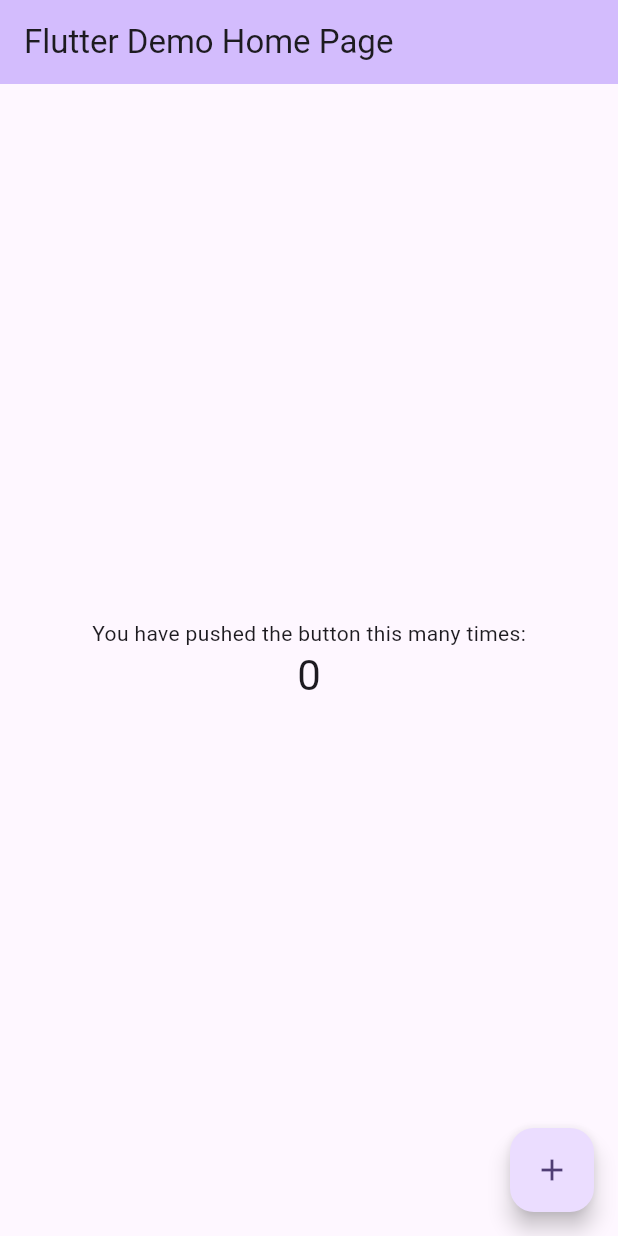
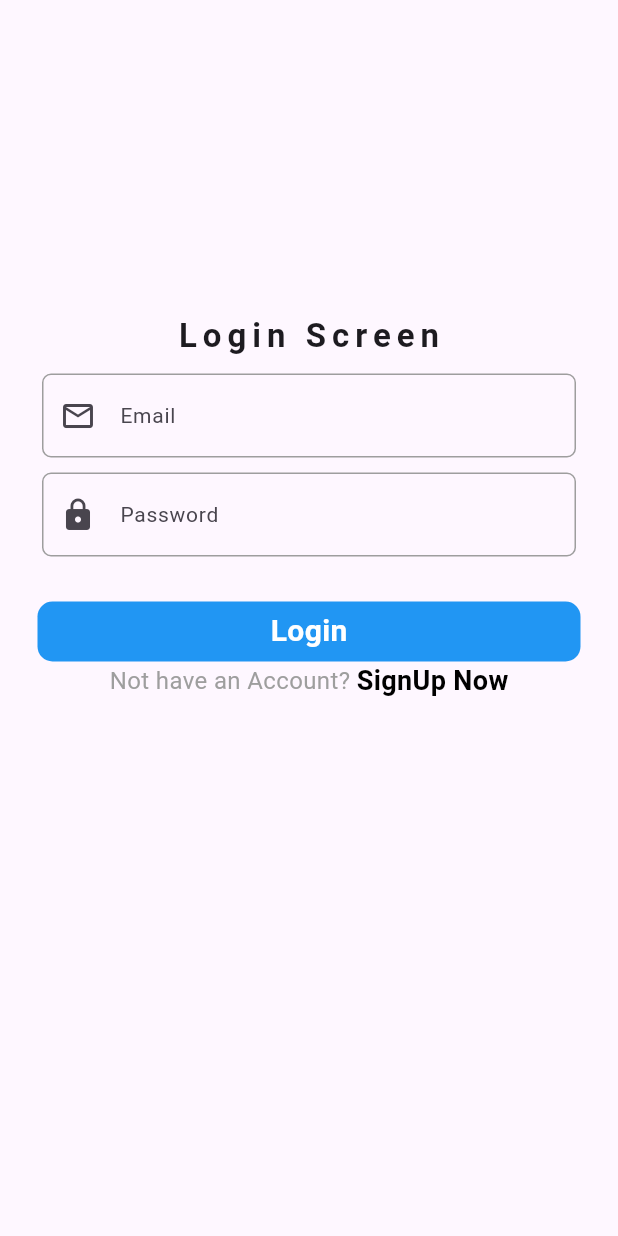
Before and after one commit to allenmasud12/shop-app-, a Flutter app: the screen it shows after launch, on a phone screen of 412 x 824 dp. Run offline on Flutter 3.47's test engine with Material 3 defaults, Android fonts, the phone set to English and light mode, and no system bars; our stand-ins replace get, simple_circular_progress_bar.

```diff
--- a/lib/main.dart
+++ b/lib/main.dart
@@ -1,4 +1,6 @@
 import 'package:flutter/material.dart';
+import 'package:flutter/scheduler.dart';
+import 'package:shop_app/views/screens/auth/login_screen.dart';
 
 void main() {
   runApp(const MyApp());
@@ -7,119 +9,18 @@ void main() {
 class MyApp extends StatelessWidget {
   const MyApp({super.key});
 
-  // This widget is the root of your application.
   @override
   Widget build(BuildContext context) {
+
     return MaterialApp(
-      title: 'Flutter Demo',
+      debugShowCheckedModeBanner: false,
+      title: 'Shop app',
       theme: ThemeData(
-        // This is the theme of your application.
-        //
-        // TRY THIS: Try running your application with "flutter run". You'll see
-        // the application has a purple toolbar. Then, without quitting the app,
-        // try changing the seedColor in the colorScheme below to Colors.green
-        // and then invoke "hot reload" (save your changes or press the "hot
-        // reload" button in a Flutter-supported IDE, or press "r" if you used
-        // the command line to start the app).
-        //
-        // Notice that the counter didn't reset back to zero; the application
-        // state is not lost during the reload. To reset the state, use hot
-        // restart instead.
-        //
-        // This works for code too, not just values: Most code changes can be
-        // tested with just a hot reload.
+
         colorScheme: ColorScheme.fromSeed(seedColor: Colors.deepPurple),
         useMaterial3: true,
       ),
-      home: const MyHomePage(title: 'Flutter Demo Home Page'),
+      home: LoginScreen(),
     );
   }
 }
-
-class MyHomePage extends StatefulWidget {
-  const MyHomePage({super.key, required this.title});
-
-  // This widget is the home page of your application. It is stateful, meaning
-  // that it has a State object (defined below) that contains fields that affect
-  // how it looks.
-
-  // This class is the configuration for the state. It holds the values (in this
-  // case the title) provided by the parent (in this case the App widget) and
-  // used by the build method of the State. Fields in a Widget subclass are
-  // always marked "final".
-
-  final String title;
-
-  @override
-  State<MyHomePage> createState() => _MyHomePageState();
-}
-
-class _MyHomePageState extends State<MyHomePage> {
-  int _counter = 0;
-
-  void _incrementCounter() {
-    setState(() {
-      // This call to setState tells the Flutter framework that something has
-      // changed in this State, which causes it to rerun the build method below
-      // so that the display can reflect the updated values. If we changed
-      // _counter without calling setState(), then the build method would not be
-      // called again, and so nothing would appear to happen.
-      _counter++;
-    });
-  }
-
-  @override
-  Widget build(BuildContext context) {
-    // This method is rerun every time setState is called, for instance as done
-    // by the _incrementCounter method above.
-    //
-    // The Flutter framework has been optimized to make rerunning build methods
-    // fast, so that you can just rebuild anything that needs updating rather
-    // than having to individually change instances of widgets.
-    return Scaffold(
-      appBar: AppBar(
-        // TRY THIS: Try changing the color here to a specific color (to
-        // Colors.amber, perhaps?) and trigger a hot reload to see the AppBar
-        // change color while the other colors stay the same.
-        backgroundColor: Theme.of(context).colorScheme.inversePrimary,
-        // Here we take the value from the MyHomePage object that was created by
-        // the App.build method, and use it to set our appbar title.
-        title: Text(widget.title),
-      ),
-      body: Center(
-        // Center is a layout widget. It takes a single child and positions it
-        // in the middle of the parent.
-        child: Column(
-          // Column is also a layout widget. It takes a list of children and
-          // arranges them vertically. By default, it sizes itself to fit its
-          // children horizontally, and tries to be as tall as its parent.
-          //
-          // Column has various properties to control how it sizes itself and
-          // how it positions its children. Here we use mainAxisAlignment to
-          // center the children vertically; the main axis here is the vertical
-          // axis because Columns are vertical (the cross axis would be
-          // horizontal).
-          //
-          // TRY THIS: Invoke "debug painting" (choose the "Toggle Debug Paint"
-          // action in the IDE, or press "p" in the console), to see the
-          // wireframe for each widget.
-          mainAxisAlignment: MainAxisAlignment.center,
-          children: <Widget>[
-            const Text(
-              'You have pushed the button this many times:',
-            ),
-            Text(
-              '$_counter',
-              style: Theme.of(context).textTheme.headlineMedium,
-            ),
-          ],
-        ),
-      ),
-      floatingActionButton: FloatingActionButton(
-        onPressed: _incrementCounter,
-        tooltip: 'Increment',
-        child: const Icon(Icons.add),
-      ), // This trailing comma makes auto-formatting nicer for build methods.
-    );
-  }
-}
--- /dev/null
+++ b/lib/views/screens/auth/login_screen.dart
@@ -0,0 +1,130 @@
+import 'package:flutter/foundation.dart';
+import 'package:flutter/material.dart';
+import 'package:simple_circular_progress_bar/simple_circular_progress_bar.dart';
+
+import '../../../widgets/input_text.dart';
+
+class LoginScreen extends StatefulWidget {
+  const LoginScreen({super.key});
+
+  @override
+  State<LoginScreen> createState() => _LoginScreenState();
+}
+
+class _LoginScreenState extends State<LoginScreen> {
+TextEditingController emailTextEditingController = TextEditingController();
+TextEditingController passwordEditingController = TextEditingController();
+bool showprogressBar = false;
+
+  @override
+  Widget build(BuildContext context) {
+    return Scaffold(
+      body: SingleChildScrollView(
+        child: Padding(
+          padding: EdgeInsets.all(8.0),
+          child: Center(
+            child: Column(
+              // mainAxisAlignment: MainAxisAlignment.center,
+              children: [
+                const SizedBox(
+                  height: 200,
+                ),
+               const Text(
+                  "Login Screen",
+                  style: TextStyle(
+                    fontWeight: FontWeight.bold,
+                    fontSize: 22.0,
+                    letterSpacing: 4
+                  ),
+                ),
+                const SizedBox(height: 10,),
+                Container(
+                  width: MediaQuery.of(context).size.width,
+                  margin: const EdgeInsets.symmetric(horizontal: 20),
+                  child: InputTextWidget(
+                    textEditingController: emailTextEditingController,
+                    labelString: "Email",
+                    iconData: Icons.email_outlined,
+                    isObscure: false,
+                  ),
+                ),
+                const SizedBox(height: 10,),
+                Container(
+                  width: MediaQuery.of(context).size.width,
+                  margin: const EdgeInsets.symmetric(horizontal: 20),
+                  child: InputTextWidget(
+                    textEditingController: passwordEditingController,
+                    labelString: "Password",
+                    iconData: Icons.lock,
+                    isObscure: true,
+                  ),
+                ),
+                const SizedBox(height: 30,),
+                showprogressBar == false?
+                Column(
+                  children: [
+                    Container(
+                      width: MediaQuery.of(context).size.width - 50,
+                      height: 40,
+                      decoration: BoxDecoration(
+                          color: Colors.blue,
+                          borderRadius: BorderRadius.circular(10)
+                      ),
+                      child: InkWell(
+                        onTap: (){
+                          setState(() {
+                            showprogressBar = true;
+                          });
+                        },
+                        child: const Center(
+                          child: Text(
+                            "Login",
+                            style: TextStyle(
+                                fontSize: 20,
+                                color: Colors.white,
+                                fontWeight: FontWeight.w700
+                            ),
+                          ),
+                        ),
+                      ),
+                    )
+                  ],
+                ):const SimpleCircularProgressBar(
+                  progressColors: [
+                    Colors.green,
+                    Colors.blue,
+                    Colors.red,
+                    Colors.amber,
+                    Colors.blueAccent
+                  ],
+                  backColor: Colors.white30,
+                  animationDuration: 10,
+                ),
+                Row(
+                  mainAxisAlignment: MainAxisAlignment.center,
+                  children: [
+                    const Text("Not have an Account? ",style: TextStyle(
+                        color: Colors.grey,
+                        fontSize: 16
+                    ),),
+                    InkWell(
+                      onTap: ()
+                      {
+
+                      },
+                      child: const Text("SignUp Now",style: TextStyle(
+                          color: Colors.black,
+                          fontSize: 18,
+                          fontWeight: FontWeight.bold
+                      ),),
+                    )
+                  ],
+                )
+              ],
+            ),
+          ),
+        ),
+      ),
+    );
+  }
+}
--- /dev/null
+++ b/lib/widgets/input_text.dart
@@ -0,0 +1,49 @@
+import 'package:flutter/material.dart';
+
+class InputTextWidget extends StatelessWidget {
+final TextEditingController textEditingController;
+final IconData? iconData;
+final String? assetRefrance;
+final String labelString;
+final bool isObscure;
+
+const InputTextWidget({
+  super.key,
+  required this.textEditingController,
+  this.iconData,
+  this.assetRefrance,
+  required this.labelString,
+  required this.isObscure
+});
+  @override
+  Widget build(BuildContext context) {
+    return TextField(
+      controller: textEditingController,
+      decoration: InputDecoration(
+        prefixIcon: iconData != null
+            ?Icon(iconData)
+            : Padding(
+          padding:const EdgeInsets.all(8),
+          child: Image.asset(assetRefrance!, width: 10,),
+        ),
+        labelText: labelString,
+        labelStyle: const TextStyle(
+            fontSize: 14
+        ),
+        enabledBorder: OutlineInputBorder(
+            borderRadius: BorderRadius.circular(6),
+            borderSide: const BorderSide(
+                color: Colors.grey
+            )
+        ),
+        focusedBorder: OutlineInputBorder(
+            borderRadius: BorderRadius.circular(6),
+            borderSide: const BorderSide(
+                color: Colors.grey
+            )
+        ),
+      ),
+      obscureText: isObscure,
+    );
+  }
+}
--- a/pubspec.yaml
+++ b/pubspec.yaml
@@ -35,6 +35,8 @@ dependencies:
   # The following adds the Cupertino Icons font to your application.
   # Use with the CupertinoIcons class for iOS style icons.
   cupertino_icons: ^1.0.6
+  simple_circular_progress_bar: ^1.0.2
+  get: ^4.6.6
 
 dev_dependencies:
   flutter_test:
```
Also changed, not shown: lib/views/screens/auth/registration_screen.dart (added, +157 -0 lines), assets/images/profile_avatar.jpg (added), pubspec.lock.
